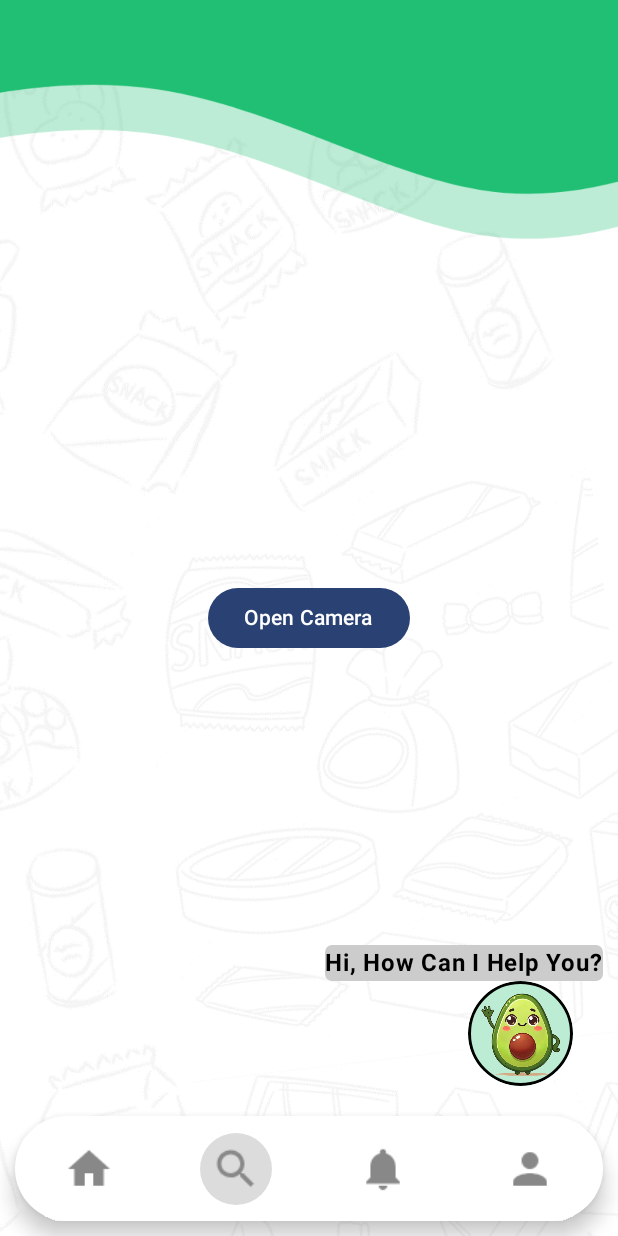
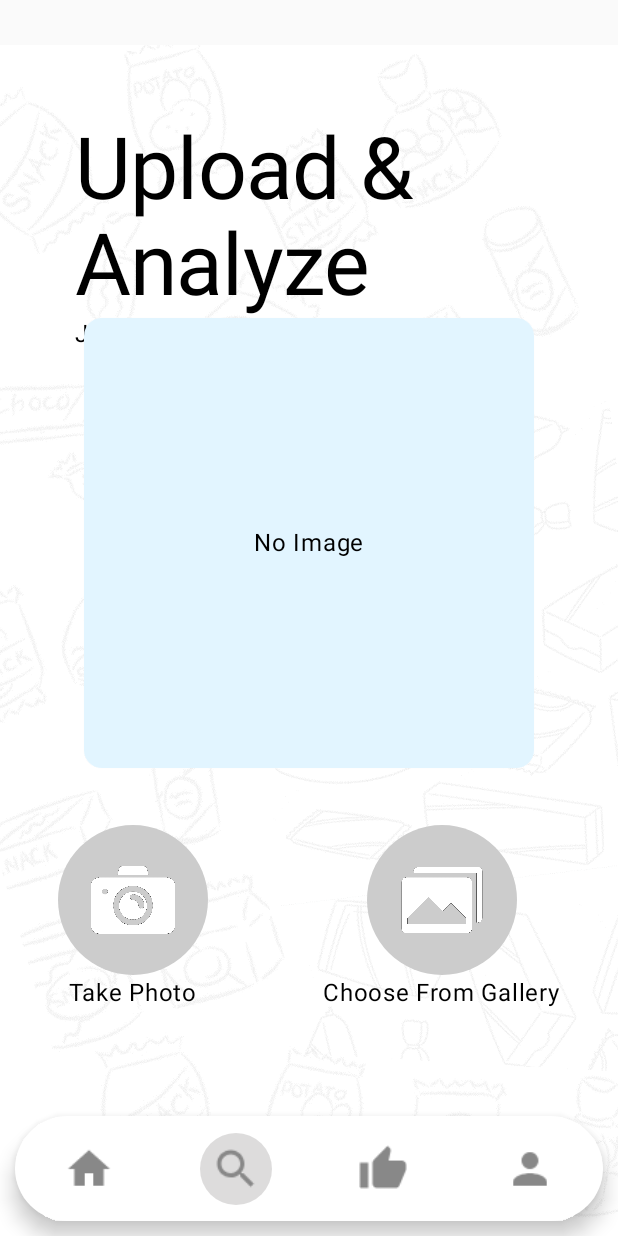
Before and after one commit to Harshal-gaidhane121/Food_Lens, an Android app built with Jetpack Compose: the UploadScreen screen opened through its navigation route, on a phone screen of 412 x 824 dp. Run offline under Robolectric (Android 15) with nearby library versions, the phone set to English and light mode, and no system bars; our stand-ins replace Room's generated code.

Commit message:
Upload Page Completed

```diff
--- a/app/src/main/java/com/example/foodlens/BottomNavBar.kt
+++ b/app/src/main/java/com/example/foodlens/BottomNavBar.kt
@@ -8,6 +8,7 @@ import androidx.compose.material.icons.filled.Home
 import androidx.compose.material.icons.filled.Notifications
 import androidx.compose.material.icons.filled.Person
 import androidx.compose.material.icons.filled.Search
+import androidx.compose.material.icons.filled.ThumbUp
 import androidx.compose.material3.*
 import androidx.compose.runtime.*
 import androidx.compose.ui.Alignment
@@ -25,8 +26,8 @@ import androidx.navigation.compose.currentBackStackEntryAsState
 
 @Composable
 fun FloatingBottomNavigation(navHostController: NavHostController) {
-    val items = listOf("home", "search","about", "profile",)
-    val icons = listOf(Icons.Default.Home, Icons.Default.Search,Icons.Default.Notifications, Icons.Default.Person)
+    val items = listOf("home", "search","suggestion", "profile",)
+    val icons = listOf(Icons.Default.Home, Icons.Default.Search,Icons.Default.ThumbUp, Icons.Default.Person)
 
     // Track current destination
     val currentDestination by navHostController.currentBackStackEntryAsState()
--- a/app/src/main/java/com/example/foodlens/Navigation.kt
+++ b/app/src/main/java/com/example/foodlens/Navigation.kt
@@ -16,7 +16,9 @@ import com.example.foodlens.screens.LoadingScreen
 import com.example.foodlens.screens.LoginPage
 import com.example.foodlens.screens.ProfilePage
 import com.example.foodlens.screens.Register
-import com.example.foodlens.screens.SearchScreen
+import com.example.foodlens.screens.SuggestionPage
+import com.example.foodlens.screens.UploadScreen
+
 @Composable
 fun Navigation(navController: NavController,context: Context) {
 
@@ -36,11 +38,11 @@ fun Navigation(navController: NavController,context: Context) {
         composable("loginPage") { LoginPage(navController) }
         composable("register") { Register(navController,) }
         composable("home") { Home(navController,userViewModel) }
-        composable("search") { SearchScreen(navController, viewModel = userViewModel) }
+        composable("search") { UploadScreen(navController, viewModel = userViewModel) }
         composable("profile") { ProfilePage(navController,userViewModel) }
         composable("categoriesPage"){ CategoriesPage(navController, userViewModel) }
         composable("analysisPage"){ AnalysisPage("Snickers",3f,navController,) }
         composable("loadingPage") { LoadingScreen(navController) }
-
+        composable("suggestion") { SuggestionPage(navController, userViewModel)  }
     }
 }
--- a/app/src/main/java/com/example/foodlens/screens/ProfilePage.kt
+++ b/app/src/main/java/com/example/foodlens/screens/ProfilePage.kt
@@ -158,8 +158,6 @@ fun ProfilePage(navHostController: NavHostController,viewModel: UserViewModel) {
             }
         }
 
-        ChatBotScreen(viewModel = viewModel )
-
         FloatingBottomNavigation(navHostController)
     }
 
--- a/app/src/main/java/com/example/foodlens/screens/SearchScreen.kt
+++ /dev/null
@@ -1,88 +0,0 @@
-package com.example.foodlens.screens
-
-import ChatBotScreen
-import android.app.Activity
-import android.content.Intent
-import android.graphics.Bitmap
-import android.provider.MediaStore
-import androidx.activity.compose.rememberLauncherForActivityResult
-import androidx.activity.result.contract.ActivityResultContracts
-import androidx.compose.foundation.Image
-import androidx.compose.foundation.layout.Box
-import androidx.compose.foundation.layout.fillMaxSize
-import androidx.compose.foundation.layout.size
-import androidx.compose.material3.Button
-import androidx.compose.material3.Text
-import androidx.compose.runtime.Composable
-import androidx.compose.runtime.getValue
-import androidx.compose.runtime.mutableStateOf
-import androidx.compose.runtime.remember
-import androidx.compose.runtime.setValue
-import androidx.compose.ui.Alignment
-import androidx.compose.ui.Modifier
-import androidx.compose.ui.graphics.asImageBitmap
-import androidx.compose.ui.layout.ContentScale
-import androidx.compose.ui.platform.LocalContext
-import androidx.compose.ui.res.painterResource
-import androidx.compose.ui.unit.dp
-import androidx.navigation.NavController
-import androidx.navigation.NavHostController
-import com.example.foodlens.FloatingBottomNavigation
-import com.example.foodlens.R
-import com.example.foodlens.UserViewModel
-
-
-@Composable
-fun SearchScreen(navHostController: NavHostController, viewModel: UserViewModel) {
-    Box(modifier = Modifier.fillMaxSize()) {
-        // Background Image
-        Image(
-            painterResource(R.drawable.bg1),
-            contentDescription = null,
-            contentScale = ContentScale.Crop,
-            modifier = Modifier.fillMaxSize()
-        )
-
-        CameraScreen() // CameraScreen Component
-
-        ChatBotScreen(viewModel)
-        FloatingBottomNavigation(navHostController)
-    }
-}
-
-@Composable
-fun CameraScreen() {
-    val context = LocalContext.current
-    var capturedImage by remember { mutableStateOf<Bitmap?>(null) }
-
-    val launcher = rememberLauncherForActivityResult(ActivityResultContracts.StartActivityForResult()) { result ->
-        if (result.resultCode == Activity.RESULT_OK) {
-            val imageBitmap = result.data?.extras?.get("data") as? Bitmap
-            imageBitmap?.let {
-                // Update the captured image state
-                capturedImage = it
-            }
-        }
-    }
-
-    Box(modifier = Modifier.fillMaxSize(), contentAlignment = Alignment.Center){
-        // Open Camera Button
-        Button(onClick = {
-            val intent = Intent(MediaStore.ACTION_IMAGE_CAPTURE)
-            launcher.launch(intent)
-        }) {
-            Text("Open Camera")
-        }
-
-        // Display the captured image, if any
-        capturedImage?.let {
-            Image(
-                bitmap = it.asImageBitmap(),
-                contentDescription = "Captured Image",
-                modifier = Modifier
-                    .size(250.dp),
-                contentScale = ContentScale.Crop
-            )
-        }
-    }
-}
--- /dev/null
+++ b/app/src/main/java/com/example/foodlens/screens/UploadPage.kt
@@ -0,0 +1,264 @@
+package com.example.foodlens.screens
+
+import ChatBotScreen
+import android.app.Activity
+import android.content.Intent
+import android.graphics.Bitmap
+import android.net.Uri
+import android.provider.MediaStore
+import android.text.TextUtils.TruncateAt
+import androidx.activity.compose.rememberLauncherForActivityResult
+import androidx.activity.result.contract.ActivityResultContracts
+import androidx.compose.foundation.Image
+import androidx.compose.foundation.clickable
+import androidx.compose.foundation.layout.Arrangement
+import androidx.compose.foundation.layout.Box
+import androidx.compose.foundation.layout.Column
+import androidx.compose.foundation.layout.Row
+import androidx.compose.foundation.layout.fillMaxHeight
+import androidx.compose.foundation.layout.fillMaxSize
+import androidx.compose.foundation.layout.fillMaxWidth
+import androidx.compose.foundation.layout.height
+import androidx.compose.foundation.layout.padding
+import androidx.compose.foundation.layout.size
+import androidx.compose.foundation.shape.RoundedCornerShape
+import androidx.compose.material3.Button
+import androidx.compose.material3.Card
+import androidx.compose.material3.CardDefaults
+import androidx.compose.material3.MaterialTheme
+import androidx.compose.material3.Text
+import androidx.compose.runtime.Composable
+import androidx.compose.runtime.getValue
+import androidx.compose.runtime.mutableStateOf
+import androidx.compose.runtime.remember
+import androidx.compose.runtime.setValue
+import androidx.compose.ui.Alignment
+import androidx.compose.ui.Modifier
+import androidx.compose.ui.draw.clip
+import androidx.compose.ui.graphics.Color
+import androidx.compose.ui.graphics.asImageBitmap
+import androidx.compose.ui.layout.ContentScale
+import androidx.compose.ui.platform.LocalContext
+import androidx.compose.ui.res.painterResource
+import androidx.compose.ui.text.font.FontWeight
+import androidx.compose.ui.tooling.preview.Preview
+import androidx.compose.ui.unit.dp
+import androidx.core.content.FileProvider
+import androidx.navigation.NavHostController
+import com.example.foodlens.FloatingBottomNavigation
+import com.example.foodlens.R
+import com.example.foodlens.UserViewModel
+import java.io.File
+
+@Composable
+fun UploadScreen(navHostController: NavHostController, viewModel: UserViewModel) {
+    Box(
+        modifier = Modifier
+            .fillMaxSize()
+            .padding(top = 30.dp)
+    ) {
+        // Background Image
+        Image(
+            painter = painterResource(R.drawable.background),
+            contentDescription = null,
+            modifier = Modifier.fillMaxSize(),
+            contentScale = ContentScale.Crop
+        )
+
+        Heading()
+
+        ImageField()
+
+//        CameraScreen()
+        UploadImageType()
+
+        FloatingBottomNavigation(navHostController)
+    }
+}
+
+@Composable
+fun CameraScreen() {
+    val context = LocalContext.current
+    var capturedImageUri by remember { mutableStateOf<Uri?>(null) }
+    var imageBitmap by remember { mutableStateOf<Bitmap?>(null) } // Bitmap to store image
+
+    val launcher =
+        rememberLauncherForActivityResult(ActivityResultContracts.StartActivityForResult()) { result ->
+            if (result.resultCode == Activity.RESULT_OK) {
+                capturedImageUri?.let { uri ->
+                    try {
+                        // Load the full-resolution image from the URI
+                        imageBitmap =
+                            MediaStore.Images.Media.getBitmap(context.contentResolver, uri)
+                    } catch (e: Exception) {
+                        e.printStackTrace()
+                    }
+                }
+            }
+        }
+
+    Box(
+        modifier = Modifier
+            .fillMaxSize()
+            .padding(bottom = 60.dp),
+        contentAlignment = Alignment.Center
+    ) {
+        // Open Camera Button
+        Button(onClick = {
+            val file = File(context.cacheDir, "captured_image.jpg")
+            capturedImageUri =
+                FileProvider.getUriForFile(context, "${context.packageName}.provider", file)
+
+            // Launch the camera intent with the file URI
+            val intent = Intent(MediaStore.ACTION_IMAGE_CAPTURE).apply {
+                putExtra(MediaStore.EXTRA_OUTPUT, capturedImageUri)
+            }
+            launcher.launch(intent)
+        }) {
+            Text("Open Camera")
+        }
+
+        // Display the captured image, if any
+        imageBitmap?.let { bitmap ->
+            Image(
+                bitmap = bitmap.asImageBitmap(),
+                contentDescription = "Captured Image",
+                modifier = Modifier
+                    .clip(RoundedCornerShape(10.dp))
+                    .size(250.dp),
+                contentScale = ContentScale.Crop
+            )
+        }
+    }
+}
+
+
+@Composable
+fun Heading() {
+
+    Box(modifier = Modifier.fillMaxSize(), contentAlignment = Alignment.TopCenter) {
+        Column(modifier = Modifier.padding(50.dp)) {
+            Text(
+                text = "Upload & Analyze",
+                style = MaterialTheme.typography.displayLarge.copy(fontWeight = FontWeight.Normal),
+            )
+            Row(
+                modifier = Modifier
+                    .fillMaxWidth()
+                    .height(20.dp),
+                verticalAlignment = Alignment.CenterVertically,
+                horizontalArrangement = Arrangement.Start
+            ) {
+                Text(text = "Just in a click")
+                Image(
+                    painter = painterResource(R.drawable.camerafortitle),
+                    contentDescription = "camera",
+                    modifier = Modifier.fillMaxHeight()
+                )
+            }
+
+        }
+
+    }
+}
+
+@Composable
+fun ImageField() {
+
+    Box(
+        modifier = Modifier
+            .fillMaxSize()
+            .padding(bottom = 130.dp),
+        contentAlignment = Alignment.Center
+    ) {
+
+        Card(
+            modifier = Modifier.size(300.dp),
+            elevation = CardDefaults.cardElevation(1.dp),
+            colors = CardDefaults.cardColors(Color(226, 245, 255, 255))
+        ) {
+            Box(
+                modifier = Modifier.fillMaxSize(),
+                contentAlignment = Alignment.Center // Centers the content inside the Box
+            ) {
+                Text(text = "No Image")
+            }
+
+        }
+
+
+    }
+}
+
+@Preview(showSystemUi = true)
+@Composable
+fun UploadImageType() {
+
+    Box(
+        modifier = Modifier
+            .fillMaxSize()
+            .padding(bottom = 150.dp),
+
+        contentAlignment = Alignment.BottomCenter
+    ) {
+        Row(
+            modifier = Modifier.fillMaxWidth(),
+            horizontalArrangement = Arrangement.SpaceAround,
+            verticalAlignment = Alignment.CenterVertically,
+        ) {
+
+            Column(
+                modifier = Modifier.padding(0.dp),
+                horizontalAlignment = Alignment.CenterHorizontally
+            ) {
+                Card(
+                    modifier = Modifier
+                        .size(100.dp)
+                        .clip(RoundedCornerShape(50))
+                        .clickable {
+
+                        },
+                    colors = CardDefaults.cardColors(Color.LightGray)
+                ) {
+                    Image(
+                        painter = painterResource(R.drawable.camera1),
+                        modifier = Modifier
+                            .fillMaxSize()
+                            .padding(20.dp),
+                        contentDescription = "Take photo"
+                    )
+                }
+                Text(text = "Take Photo")
+            }
+
+            Column(
+                modifier = Modifier.padding(0.dp),
+                horizontalAlignment = Alignment.CenterHorizontally
+            ) {
+                Card(
+                    modifier = Modifier
+                        .size(100.dp)
+                        .clip(RoundedCornerShape(50))
+                        .clickable {
+
+                        },
+                    colors = CardDefaults.cardColors(Color.LightGray)
+                ) {
+                    Image(
+                        painter = painterResource(R.drawable.photo),
+                        modifier = Modifier
+                            .fillMaxSize()
+                            .padding(20.dp),
+                        contentDescription = "gallery"
+                    )
+                }
+                Text(text = "Choose From Gallery")
+            }
+
+
+        }
+
+
+    }
+
+}
```
Also changed, not shown: app/src/main/AndroidManifest.xml (+13 -0 lines), app/src/main/java/com/example/foodlens/screens/AnalysisPage.kt (+40 -27 lines), app/src/main/java/com/example/foodlens/screens/CategoriesPage.kt (+16 -10 lines), app/src/main/java/com/example/foodlens/screens/SuggestionPage.kt (added, +39 -0 lines), app/src/main/res/drawable/camera.xml (added, +7 -0 lines), app/src/main/res/xml/file_paths.xml (added, +8 -0 lines), app/src/main/res/drawable/camera1.png (added), app/src/main/res/drawable/camerafortitle.png (added), app/src/main/res/drawable/photo.png (added).
